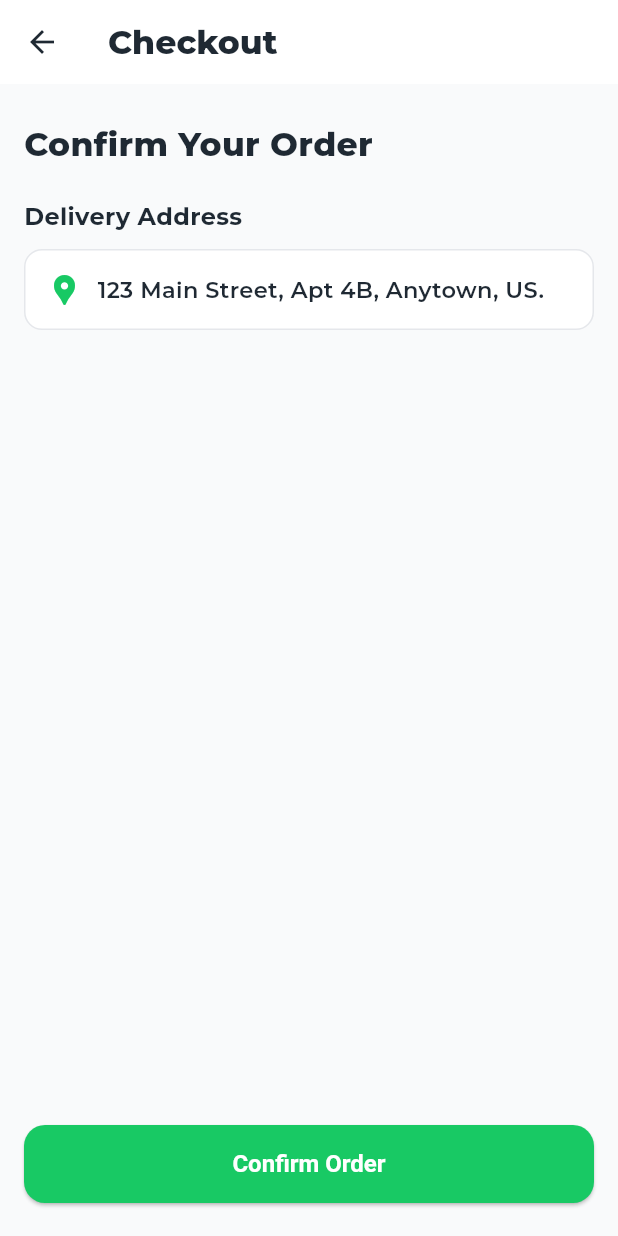
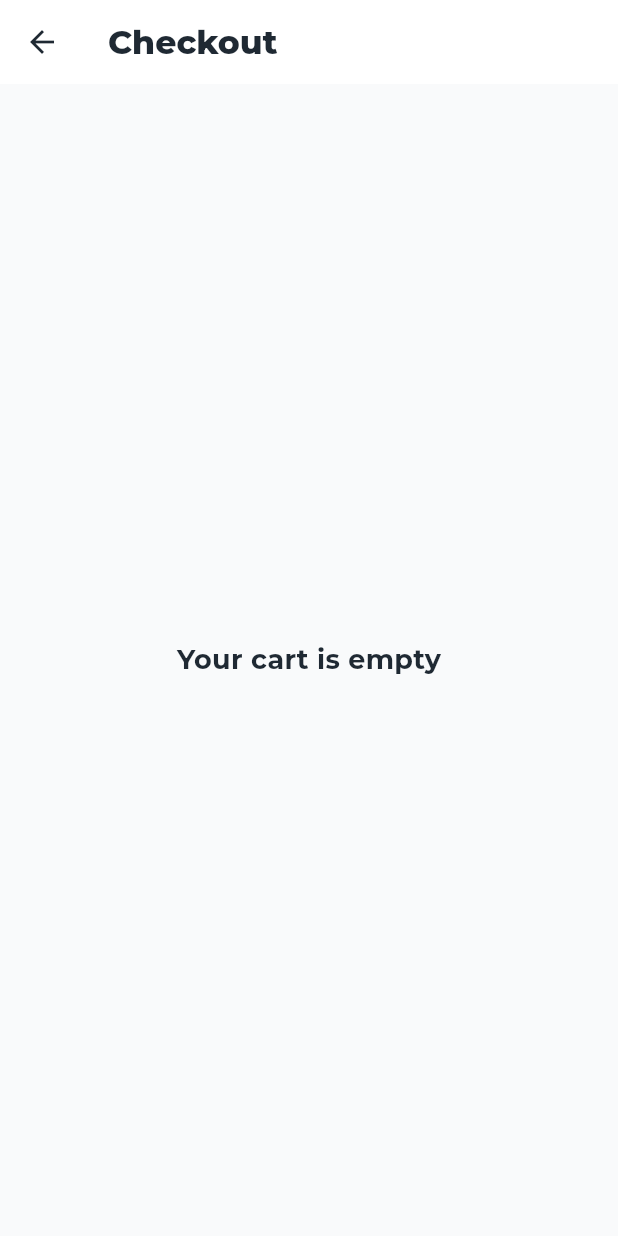
Before and after one commit to AbrhamAb/GebetaEats, a Flutter app: the CheckoutScreen screen opened directly, on a phone screen of 412 x 824 dp. Run offline on Flutter 3.47's test engine with Material 3 defaults, Android fonts, the phone set to English and light mode, and no system bars; our stand-ins replace google_fonts; network calls fail.

Commit message:
checkout and ordertracking

```diff
--- a/lib/app_state.dart
+++ b/lib/app_state.dart
@@ -30,11 +30,13 @@ class AppState extends ChangeNotifier {
   void decrementDish(Dish dish) {
     final entry = _items[dish.id];
     if (entry == null) return;
+
     if (entry.quantity > 1) {
       entry.quantity -= 1;
     } else {
       _items.remove(dish.id);
     }
+
     notifyListeners();
   }
 
@@ -46,12 +48,17 @@ class AppState extends ChangeNotifier {
   double get subtotal =>
       _items.values.fold(0, (sum, entry) => sum + entry.total);
 
-  double get deliveryFee => items.isEmpty ? 0 : 3.50;
+  double get deliveryFee => _items.isEmpty ? 0 : 3.50;
 
   double get total => subtotal + deliveryFee;
 
   int get totalItems =>
       _items.values.fold(0, (sum, entry) => sum + entry.quantity);
+
+  void clearCart() {
+    _items.clear();
+    notifyListeners();
+  }
 }
 
 class AppStateScope extends InheritedNotifier<AppState> {
--- a/lib/views/cart/cart_screen.dart
+++ b/lib/views/cart/cart_screen.dart
@@ -3,6 +3,7 @@ import '../../app_state.dart';
 import '../../theme.dart';
 
 import 'cart_item_tile.dart';
+import '../checkout/checkout_screen.dart';
 import 'cart_summary.dart';
 
 class CartScreen extends StatelessWidget {
@@ -72,7 +73,10 @@ class CartScreen extends StatelessWidget {
             SizedBox(
               width: double.infinity,
               child: ElevatedButton(
-                onPressed: entries.isEmpty ? null : () {},
+                onPressed: entries.isEmpty
+                    ? null
+                    : () => Navigator.of(context).pushNamed('/checkout'),
+
                 child: Text(
                   'Checkout (\$${appState.total.toStringAsFixed(2)})',
                 ),
--- a/lib/views/checkout/checkout_screen.dart
+++ b/lib/views/checkout/checkout_screen.dart
@@ -1,5 +1,6 @@
 import 'package:flutter/material.dart';
 
+import '../../app_state.dart';
 import '../../theme.dart';
 
 class CheckoutScreen extends StatelessWidget {
@@ -7,6 +8,9 @@ class CheckoutScreen extends StatelessWidget {
 
   @override
   Widget build(BuildContext context) {
+    final appState = AppStateScope.of(context);
+    final entries = appState.items.values.toList();
+
     return Scaffold(
       appBar: AppBar(
         backgroundColor: Colors.white,
@@ -20,7 +24,18 @@ class CheckoutScreen extends StatelessWidget {
       body: SafeArea(
         child: Padding(
           padding: const EdgeInsets.symmetric(horizontal: 16, vertical: 12),
-          child: Column(
+          child: entries.isEmpty
+              ? const Center(
+                  child: Text(
+                    'Your cart is empty',
+                    style: TextStyle(
+                      fontSize: 18,
+                      fontWeight: FontWeight.w700,
+                      color: AppColors.text,
+                    ),
+                  ),
+                )
+              : Column(
                   crossAxisAlignment: CrossAxisAlignment.start,
                   children: <Widget>[
                     const SizedBox(height: 12),
@@ -32,6 +47,7 @@ class CheckoutScreen extends StatelessWidget {
                         color: AppColors.text,
                       ),
                     ),
+
                     const SizedBox(height: 22),
                     const Text(
                       'Delivery Address',
@@ -41,6 +57,7 @@ class CheckoutScreen extends StatelessWidget {
                         color: AppColors.text,
                       ),
                     ),
+
                     const SizedBox(height: 10),
                     Container(
                       padding: const EdgeInsets.symmetric(
@@ -58,7 +75,7 @@ class CheckoutScreen extends StatelessWidget {
                           SizedBox(width: 10),
                           Expanded(
                             child: Text(
-                        '123 Main Street, Apt 4B, Anytown, US.',
+                              '123 Main Street, Apt 4B, Bahir Dar, Ethiopia',
                               style: TextStyle(
                                 fontSize: 15,
                                 fontWeight: FontWeight.w600,
@@ -69,15 +86,114 @@ class CheckoutScreen extends StatelessWidget {
                         ],
                       ),
                     ),
+
+                    const SizedBox(height: 24),
+                    const Text(
+                      'Order Summary',
+                      style: TextStyle(
+                        fontSize: 16,
+                        fontWeight: FontWeight.w700,
+                        color: AppColors.text,
+                      ),
+                    ),
+
+                    const SizedBox(height: 10),
+
+                    // ---- Cart Items Preview ----
+                    Container(
+                      padding: const EdgeInsets.all(14),
+                      decoration: BoxDecoration(
+                        color: Colors.white,
+                        borderRadius: BorderRadius.circular(12),
+                        border: Border.all(color: AppColors.border),
+                      ),
+                      child: Column(
+                        children: List.generate(
+                          entries.length > 3 ? 3 : entries.length,
+                          (index) {
+                            final e = entries[index];
+                            return Padding(
+                              padding: const EdgeInsets.symmetric(vertical: 6),
+                              child: Row(
+                                children: [
+                                  Text(
+                                    '${e.quantity}x',
+                                    style: const TextStyle(
+                                      fontWeight: FontWeight.w700,
+                                    ),
+                                  ),
+                                  const SizedBox(width: 10),
+                                  Expanded(
+                                    child: Text(
+                                      e.dish.name,
+                                      style: const TextStyle(
+                                        fontWeight: FontWeight.w600,
+                                      ),
+                                    ),
+                                  ),
+                                  Text(
+                                    '\$${e.total.toStringAsFixed(2)}',
+                                    style: const TextStyle(
+                                      fontWeight: FontWeight.w700,
+                                    ),
+                                  ),
+                                ],
+                              ),
+                            );
+                          },
+                        ),
+                      ),
+                    ),
+
+                    if (entries.length > 3)
+                      const Padding(
+                        padding: EdgeInsets.only(top: 6),
+                        child: Text(
+                          '+ more items...',
+                          style: TextStyle(color: AppColors.muted),
+                        ),
+                      ),
+
+                    const SizedBox(height: 22),
+
+                    // ---- Price Breakdown ----
+                    Container(
+                      padding: const EdgeInsets.all(14),
+                      decoration: BoxDecoration(
+                        color: Colors.white,
+                        borderRadius: BorderRadius.circular(12),
+                        border: Border.all(color: AppColors.border),
+                      ),
+                      child: Column(
+                        children: [
+                          _priceRow('Subtotal', appState.subtotal),
+                          const SizedBox(height: 6),
+                          _priceRow('Delivery Fee', appState.deliveryFee),
+                          const Divider(height: 20),
+                          _priceRow('Total', appState.total, isBold: true),
+                        ],
+                      ),
+                    ),
+
                     const Spacer(),
+
                     SizedBox(
                       width: double.infinity,
                       child: ElevatedButton(
-                  onPressed: () =>
-                      Navigator.of(context).pushNamed('/order-tracking'),
-                  child: const Text('Confirm Order'),
+                        onPressed: () {
+                          // TODO: later -> send to backend here
+
+                          /// Clear cart after confirming
+                          appState.clearCart();
+
+                          Navigator.of(context).pushNamed('/order-tracking');
+                        },
+                        child: Text(
+                          'Confirm Order  (\$${appState.total.toStringAsFixed(2)})',
                         ),
                       ),
+                    ),
+
                     const SizedBox(height: 10),
                   ],
                 ),
@@ -86,3 +202,25 @@ class CheckoutScreen extends StatelessWidget {
     );
   }
 }
+
+Widget _priceRow(String label, double value, {bool isBold = false}) {
+  return Row(
+    children: [
+      Text(
+        label,
+        style: TextStyle(
+          fontWeight: isBold ? FontWeight.w800 : FontWeight.w600,
+          fontSize: isBold ? 16 : 14,
+        ),
+      ),
+      const Spacer(),
+      Text(
+        '\$${value.toStringAsFixed(2)}',
+        style: TextStyle(
+          fontWeight: isBold ? FontWeight.w900 : FontWeight.w700,
+          fontSize: isBold ? 17 : 15,
+        ),
+      ),
+    ],
+  );
+}
```
Also changed, not shown: lib/app.dart (+7 -0 lines). Lines whose indentation alone changed are shown as unchanged.
